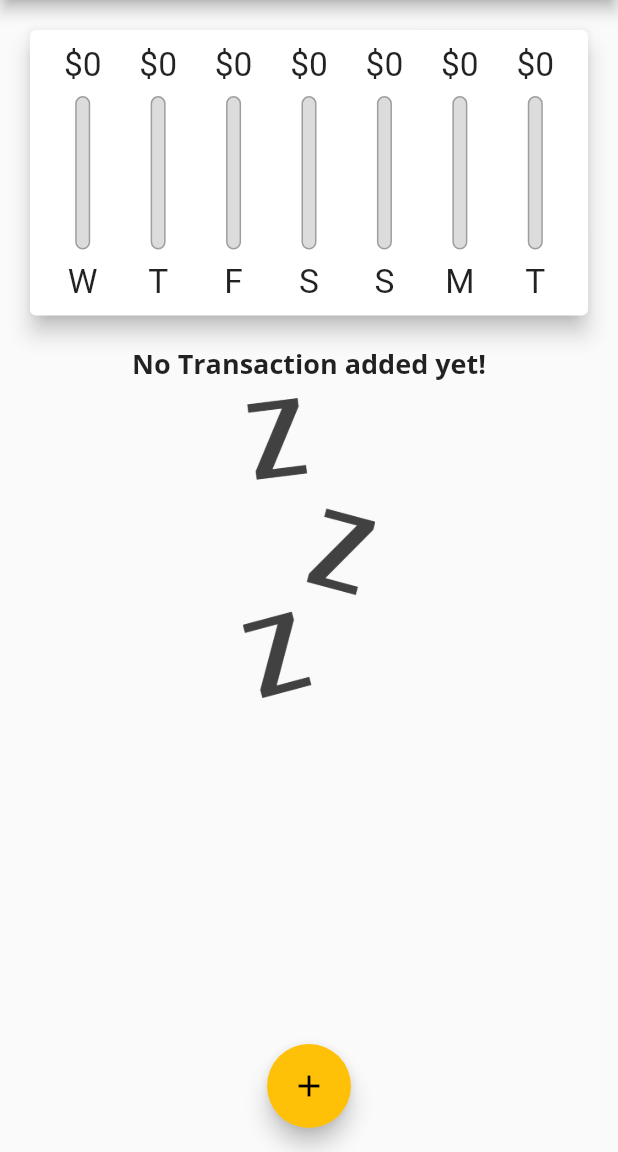
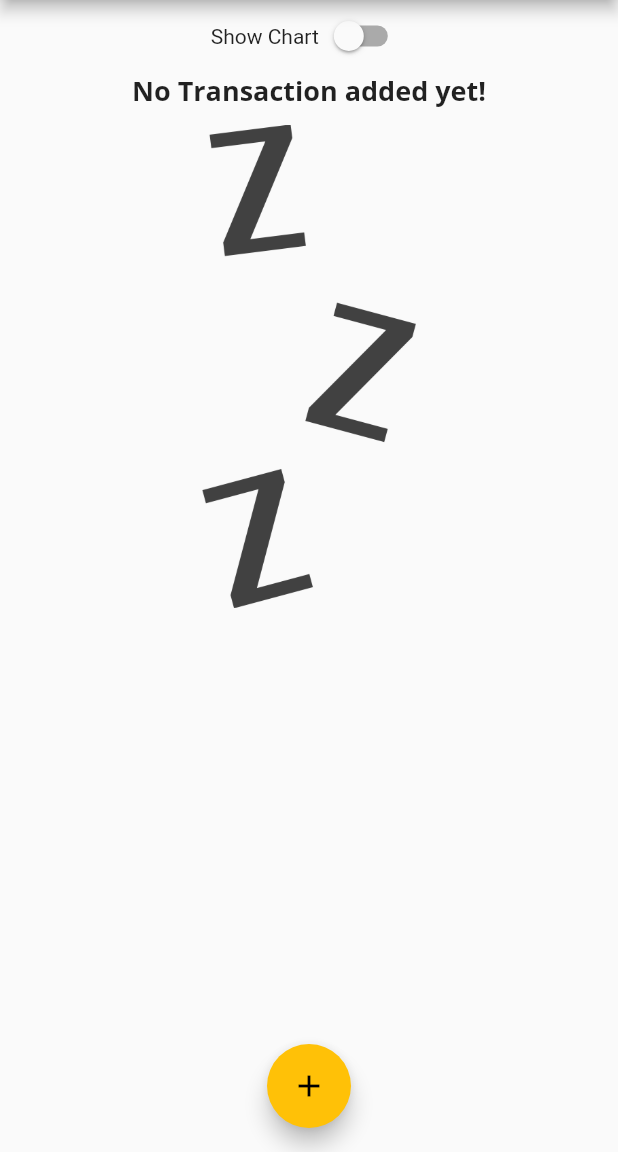
Before and after one commit to krzysztofpodmokly/budget_app_flutter, a Flutter app: the screen it shows after launch, on a phone screen of 412 x 824 dp, the part 84-1236 px from its top. Run offline on Flutter 3.47's test engine with Material 2 defaults, Android fonts, the phone set to English and light mode, and no system bars; missing offline and left inert: dart:ffi.

Commit message:
Fixing image size - dynamically calculate, display chart after switch click

```diff
--- a/lib/main.dart
+++ b/lib/main.dart
@@ -69,6 +69,8 @@ class _MyHomePageState extends State<MyHomePage> {
     // ),
   ];
 
+  bool _showChart = false;
+
   List<Transaction> get _recentTransactions {
     return _userTransactions.where((tx) {
       return tx.date.isAfter(
@@ -130,21 +132,36 @@ class _MyHomePageState extends State<MyHomePage> {
       appBar: appBar,
       body: SingleChildScrollView(
         child: Column(
-          mainAxisAlignment: MainAxisAlignment.start,
+          // mainAxisAlignment: MainAxisAlignment.start,
           crossAxisAlignment: CrossAxisAlignment.start,
           children: [
-            Container(
-                height: (MediaQuery.of(context).size.height -
-                        appBar.preferredSize.height -
-                        MediaQuery.of(context).padding.top) *
-                    0.3,
-                child: Chart(_recentTransactions)),
-            Container(
-                height: (MediaQuery.of(context).size.height -
-                        appBar.preferredSize.height -
-                        MediaQuery.of(context).padding.top) *
-                    0.7,
-                child: TransactionList(_userTransactions, _deleteTransaction)),
+            Row(
+              mainAxisAlignment: MainAxisAlignment.center,
+              children: [
+                Text('Show Chart'),
+                Switch(
+                    value: _showChart,
+                    onChanged: (val) {
+                      setState(() {
+                        _showChart = val;
+                      });
+                    }),
+              ],
+            ),
+            _showChart
+                ? Container(
+                    height: (MediaQuery.of(context).size.height -
+                            appBar.preferredSize.height -
+                            MediaQuery.of(context).padding.top) *
+                        0.7,
+                    child: Chart(_recentTransactions))
+                : Container(
+                    height: (MediaQuery.of(context).size.height -
+                            appBar.preferredSize.height -
+                            MediaQuery.of(context).padding.top) *
+                        0.7,
+                    child:
+                        TransactionList(_userTransactions, _deleteTransaction)),
           ],
         ),
       ),
--- a/lib/widgets/transaction_list.dart
+++ b/lib/widgets/transaction_list.dart
@@ -12,7 +12,8 @@ class TransactionList extends StatelessWidget {
   @override
   Widget build(BuildContext context) {
     return transactions.isEmpty
-        ? Column(
+        ? LayoutBuilder(builder: (ctx, constraints) {
+            return Column(
               children: [
                 Text(
                   'No Transaction added yet!',
@@ -23,7 +24,7 @@ class TransactionList extends StatelessWidget {
                 ),
                 Center(
                   child: Container(
-                  height: 200,
+                    height: constraints.maxHeight * 0.6,
                     child: Image.asset(
                       'assets/images/waiting.png',
                       fit: BoxFit.cover,
@@ -31,7 +32,8 @@ class TransactionList extends StatelessWidget {
                   ),
                 )
               ],
-          )
+            );
+          })
         : ListView.builder(
             itemBuilder: (ctx, index) {
               return Card(
```
Lines whose indentation alone changed are shown as unchanged.
